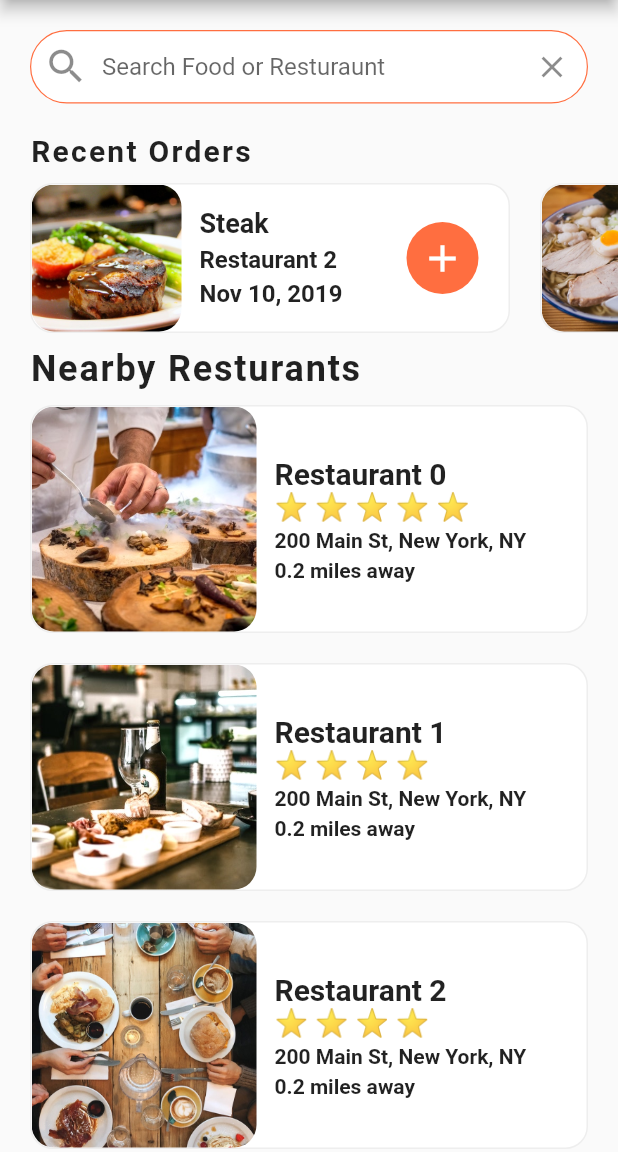
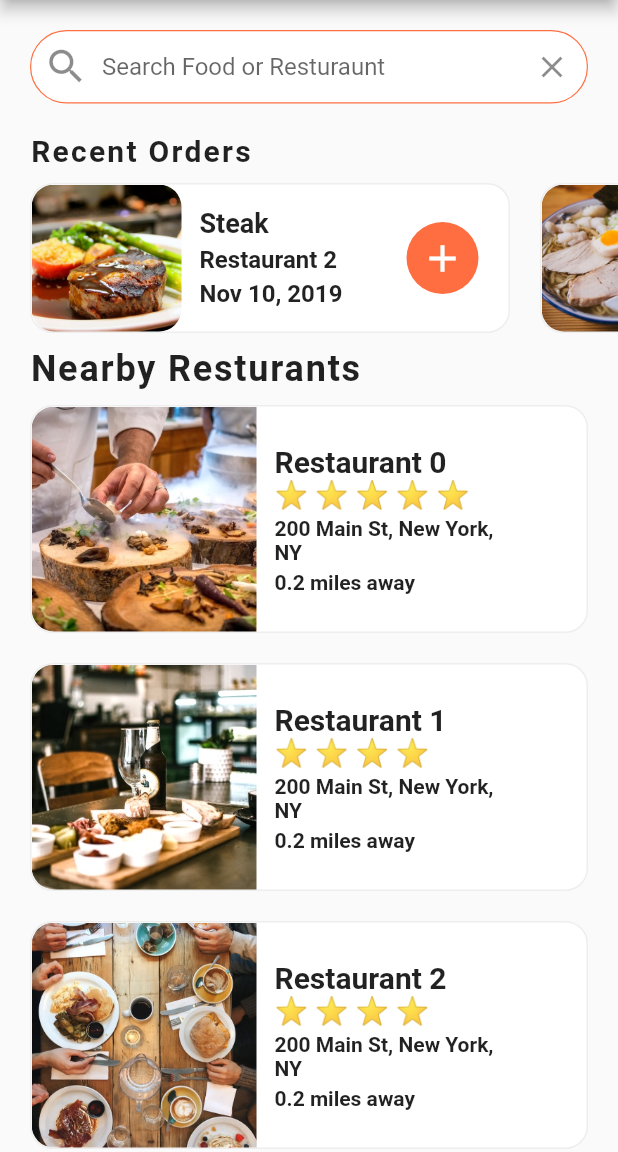
Before and after one commit to drklrd56/Food_delivery, a Flutter app: the screen it shows after launch, on a phone screen of 412 x 824 dp, the part 84-1236 px from its top. Run offline on Flutter 3.47's test engine with Material 2 defaults, Android fonts, the phone set to English and light mode, and no system bars.

Commit message:
review changes

```diff
--- a/lib/main.dart
+++ b/lib/main.dart
@@ -13,6 +13,10 @@ class MyApp extends StatelessWidget {
       theme: ThemeData(
         scaffoldBackgroundColor: Colors.grey[50],
         primaryColor: Colors.deepOrangeAccent,
+        appBarTheme: AppBarTheme(
+          centerTitle: true,
+          backgroundColor: Colors.deepOrangeAccent,
+        ),
       ),
       home: HomeScreen(),
     );
--- a/lib/models/food.dart
+++ b/lib/models/food.dart
@@ -4,8 +4,8 @@ class Food {
   final double price;
 
   Food({
-    this.imageUrl,
-    this.name,
-    this.price,
+    required this.imageUrl,
+    required this.name,
+    required this.price,
   });
 }
--- a/lib/models/order.dart
+++ b/lib/models/order.dart
@@ -8,9 +8,9 @@ class Order {
   final int quantity;
 
   Order({
-    this.date,
-    this.restaurant,
-    this.food,
-    this.quantity,
+    required this.date,
+    required this.restaurant,
+    required this.food,
+    required this.quantity,
   });
 }
--- a/lib/models/restaurant.dart
+++ b/lib/models/restaurant.dart
@@ -8,10 +8,10 @@ class Restaurant {
   final List<Food> menu;
 
   Restaurant({
-    this.imageUrl,
-    this.name,
-    this.address,
-    this.rating,
-    this.menu,
+    required this.imageUrl,
+    required this.name,
+    required this.address,
+    required this.rating,
+    required this.menu,
   });
 }
--- a/lib/models/user.dart
+++ b/lib/models/user.dart
@@ -6,8 +6,8 @@ class User {
   final List<Order> cart;
 
   User({
-    this.name,
-    this.orders,
-    this.cart,
+    required this.name,
+    required this.orders,
+    required this.cart,
   });
 }
--- a/lib/screens/home_screen.dart
+++ b/lib/screens/home_screen.dart
@@ -6,104 +6,17 @@ import 'package:flutter_food_delivery_ui/widgets/rating_stars.dart';
 import 'package:flutter_food_delivery_ui/widgets/recent_orders.dart';
 
 class HomeScreen extends StatefulWidget {
-  const HomeScreen({Key key}) : super(key: key);
+  const HomeScreen({Key? key}) : super(key: key);
 
   @override
   _HomeScreenState createState() => _HomeScreenState();
 }
 
 class _HomeScreenState extends State<HomeScreen> {
-  _buildResturants() {
-    List<Widget> restaurantList = [];
-    restaurants.forEach((Restaurant restaurant) {
-      restaurantList.add(
-        GestureDetector(
-          onTap: () => Navigator.push(
-            context,
-            MaterialPageRoute(
-              builder: (_) => RestaurantScreen(restaurant: restaurant),
-            ),
-          ),
-          child: Container(
-            margin: EdgeInsets.symmetric(horizontal: 20.0, vertical: 10.0),
-            decoration: BoxDecoration(
-              color: Colors.white,
-              borderRadius: BorderRadius.circular(15.0),
-              border: Border.all(
-                width: 1.0,
-                color: Colors.grey[200],
-              ),
-            ),
-            child: Row(
-              children: [
-                ClipRRect(
-                  borderRadius: BorderRadius.circular(15.0),
-                  child: Hero(
-                    tag: restaurant.imageUrl,
-                    child: Image(
-                      height: 150.0,
-                      fit: BoxFit.cover,
-                      width: 150.0,
-                      image: AssetImage(restaurant.imageUrl),
-                    ),
-                  ),
-                ),
-                Container(
-                  margin: EdgeInsets.all(12.0),
-                  child: Column(
-                    mainAxisAlignment: MainAxisAlignment.center,
-                    crossAxisAlignment: CrossAxisAlignment.start,
-                    children: [
-                      Text(
-                        restaurant.name,
-                        style: TextStyle(
-                          fontSize: 20.0,
-                          fontWeight: FontWeight.bold,
-                        ),
-                        overflow: TextOverflow.ellipsis,
-                      ),
-                      RatingStars(restaurant.rating),
-                      SizedBox(
-                        height: 4.0,
-                      ),
-                      Text(
-                        restaurant.address,
-                        style: TextStyle(
-                          fontSize: 14.0,
-                          fontWeight: FontWeight.w600,
-                        ),
-                        overflow: TextOverflow.ellipsis,
-                      ),
-                      SizedBox(
-                        height: 4.0,
-                      ),
-                      Text(
-                        '0.2 miles away',
-                        style: TextStyle(
-                          fontSize: 14.0,
-                          fontWeight: FontWeight.w600,
-                        ),
-                        overflow: TextOverflow.ellipsis,
-                      ),
-                    ],
-                  ),
-                )
-              ],
-            ),
-          ),
-        ),
-      );
-    });
-    return Column(
-      children: restaurantList,
-    );
-  }
-
   @override
   Widget build(BuildContext context) {
     return Scaffold(
       appBar: AppBar(
-        backgroundColor: Colors.deepOrangeAccent,
         leading: IconButton(
           icon: Icon(
             Icons.account_circle,
@@ -111,7 +24,6 @@ class _HomeScreenState extends State<HomeScreen> {
           ),
           onPressed: () {},
         ),
-        centerTitle: true,
         title: Text('Food Delivery'),
         actions: [
           TextButton(
@@ -171,7 +83,11 @@ class _HomeScreenState extends State<HomeScreen> {
                   ),
                 ),
               ),
-              _buildResturants(),
+              Column(
+                children: restaurants
+                    .map((restaurant) => ResturantsTile(restaurant: restaurant))
+                    .toList(),
+              )
             ],
           )
         ],
@@ -179,3 +95,89 @@ class _HomeScreenState extends State<HomeScreen> {
     );
   }
 }
+
+class ResturantsTile extends StatelessWidget {
+  final Restaurant restaurant;
+  const ResturantsTile({Key? key, required this.restaurant}) : super(key: key);
+  @override
+  Widget build(BuildContext context) {
+    return GestureDetector(
+      onTap: () => Navigator.push(
+        context,
+        MaterialPageRoute(
+          builder: (_) => RestaurantScreen(restaurant: restaurant),
+        ),
+      ),
+      child: Container(
+        margin: EdgeInsets.symmetric(horizontal: 20.0, vertical: 10.0),
+        decoration: BoxDecoration(
+          color: Colors.white,
+          borderRadius: BorderRadius.circular(15.0),
+          border: Border.all(
+            width: 1.0,
+            color: Colors.grey.shade200,
+          ),
+        ),
+        child: Row(
+          children: [
+            ClipRRect(
+              borderRadius: BorderRadius.only(
+                topLeft: Radius.circular(15),
+                bottomLeft: Radius.circular(15),
+              ),
+              child: Hero(
+                tag: restaurant.imageUrl,
+                child: Image(
+                  height: 150.0,
+                  fit: BoxFit.cover,
+                  width: 150.0,
+                  image: AssetImage(restaurant.imageUrl),
+                ),
+              ),
+            ),
+            Padding(
+              padding: EdgeInsets.all(12.0),
+              child: Column(
+                mainAxisAlignment: MainAxisAlignment.center,
+                crossAxisAlignment: CrossAxisAlignment.start,
+                children: [
+                  Text(
+                    restaurant.name,
+                    style: TextStyle(
+                      fontSize: 20.0,
+                      fontWeight: FontWeight.bold,
+                    ),
+                    overflow: TextOverflow.ellipsis,
+                  ),
+                  RatingStars(restaurant.rating),
+                  SizedBox(height: 4.0),
+                  SizedBox(
+                    width: 150.0,
+                    child: Text(
+                      restaurant.address,
+                      style: TextStyle(
+                        fontSize: 14.0,
+                        fontWeight: FontWeight.w600,
+                      ),
+                      overflow: TextOverflow.ellipsis,
+                      maxLines: 2,
+                    ),
+                  ),
+                  SizedBox(height: 4.0),
+                  Text(
+                    '0.2 miles away',
+                    style: TextStyle(
+                      fontSize: 14.0,
+                      fontWeight: FontWeight.w600,
+                    ),
+                    overflow: TextOverflow.ellipsis,
+                  ),
+                ],
+              ),
+            )
+          ],
+        ),
+      ),
+    );
+  }
+}
--- a/lib/screens/restaurant_screen.dart
+++ b/lib/screens/restaurant_screen.dart
@@ -6,18 +6,20 @@ import 'package:flutter_food_delivery_ui/widgets/rating_stars.dart';
 
 class RestaurantScreen extends StatefulWidget {
   final Restaurant restaurant;
-
-  RestaurantScreen({this.restaurant});
+  RestaurantScreen({Key? key, required this.restaurant}) : super(key: key);
 
   @override
   _RestaurantScreenState createState() => _RestaurantScreenState();
 }
 
 class _RestaurantScreenState extends State<RestaurantScreen> {
+  final _scrollController = ScrollController();
   @override
   Widget build(BuildContext context) {
     return Scaffold(
-      body: Column(
+      body: SingleChildScrollView(
+        controller: _scrollController,
+        child: Column(
           children: [
             Stack(
               children: [
@@ -75,7 +77,7 @@ class _RestaurantScreenState extends State<RestaurantScreen> {
                         style: TextStyle(
                           fontSize: 18.0,
                         ),
-                    )
+                      ),
                     ],
                   ),
                   RatingStars(widget.restaurant.rating),
@@ -147,14 +149,19 @@ class _RestaurantScreenState extends State<RestaurantScreen> {
               height: 10.0,
             ),
             GridView.count(
+              controller: _scrollController,
+              shrinkWrap: true,
               crossAxisCount: 2,
               children: List.generate(widget.restaurant.menu.length, (index) {
                 Food food = widget.restaurant.menu[index];
-              return Center();
+                return Center(
+                  child: Text(food.name),
+                );
               }),
             ),
           ],
         ),
+      ),
     );
   }
 }
--- a/lib/widgets/recent_orders.dart
+++ b/lib/widgets/recent_orders.dart
@@ -12,7 +12,7 @@ class RecentOrders extends StatelessWidget {
         borderRadius: BorderRadius.circular(15.0),
         border: Border.all(
           width: 1.0,
-          color: Colors.grey[200],
+          color: Colors.grey.shade200,
         ),
       ),
       child: Row(
@@ -89,7 +89,7 @@ class RecentOrders extends StatelessWidget {
     );
   }
 
-  const RecentOrders({Key key}) : super(key: key);
+  const RecentOrders({Key? key}) : super(key: key);
 
   @override
   Widget build(BuildContext context) {
--- a/pubspec.yaml
+++ b/pubspec.yaml
@@ -3,7 +3,7 @@ description: A new Flutter project.
 
 # The following line prevents the package from being accidentally published to
 # pub.dev using `pub publish`. This is preferred for private packages.
-publish_to: 'none' # Remove this line if you wish to publish to pub.dev
+publish_to: "none" # Remove this line if you wish to publish to pub.dev
 
 # The following defines the version and build number for your application.
 # A version number is three numbers separated by dots, like 1.2.43
@@ -18,7 +18,7 @@ publish_to: 'none' # Remove this line if you wish to publish to pub.dev
 version: 1.0.0+1
 
 environment:
-  sdk: '>=2.7.0 <3.0.0'
+  sdk: ">=2.12.0 <3.0.0"
 
 dependencies:
   flutter:
```
Also changed, not shown: pubspec.lock, 2 other files. Lines whose indentation alone changed are shown as unchanged.
